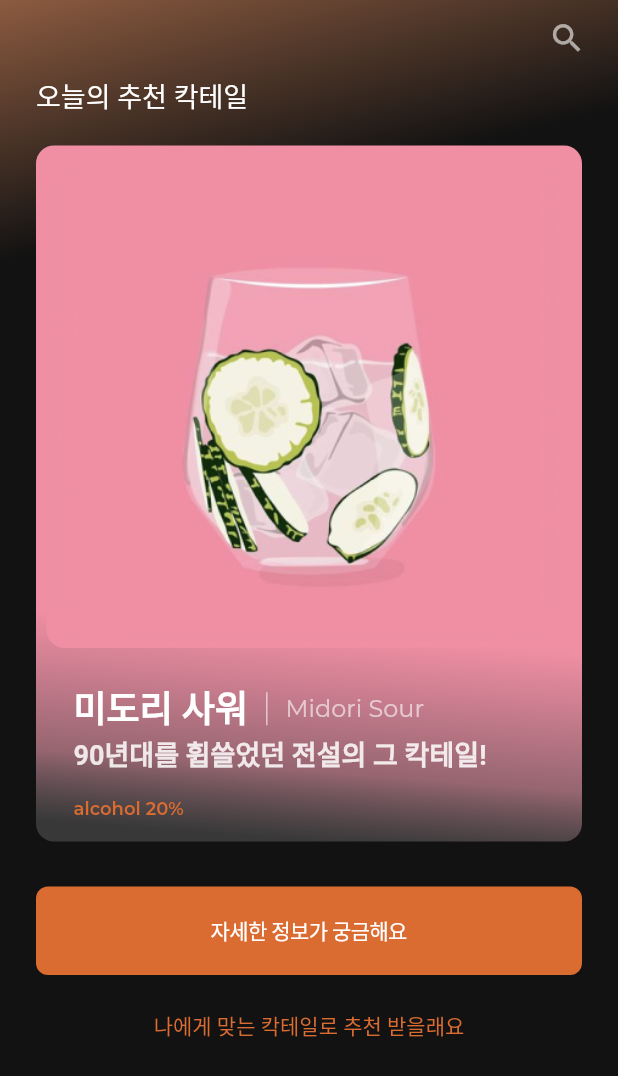
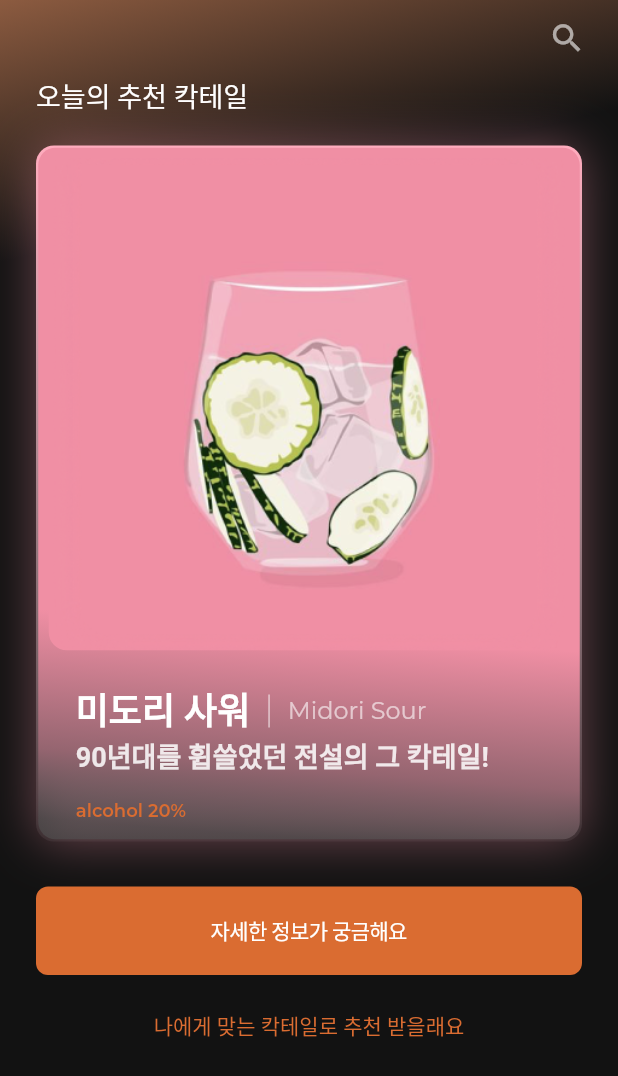
Before and after one commit to cocktail-Ohzu/Ohzu-FrontEnd, a Flutter app: the screen it shows after launch, on a phone screen of 412 x 824 dp. Shown: the top 1076 px of the screen. Run offline on Flutter 3.47's test engine with Material 2 defaults, Android fonts, the phone set to English and light mode, and no system bars.

Commit message:
개이뿐 그라데이션 border 완성 ><

```diff
--- a/lib/main.dart
+++ b/lib/main.dart
@@ -85,6 +85,23 @@ class _MyHomePageState extends State<MyHomePage> {
               /* 추천 칵테일 컨테이너 */
               Container(
                 margin: const EdgeInsets.fromLTRB(0, 10, 0, 10),
+                height: 464,
+                decoration: const BoxDecoration(
+                  gradient: LinearGradient(colors: <Color>[
+                    Color.fromRGBO(255, 172, 190, 1),
+                    Color.fromRGBO(255, 241, 244, 0.06),
+                  ],
+                    begin: Alignment.topCenter,
+                    end: Alignment.bottomCenter,),
+                  boxShadow: [
+                    BoxShadow(
+                        color: Color.fromRGBO(240, 143, 164, 0.4),
+                        blurRadius: 28)
+                  ],
+                  borderRadius: BorderRadius.all(Radius.circular(12)),
+                ),
+                child: Container(
+                  margin: const EdgeInsets.all(1.5),
                   decoration: const BoxDecoration(
                     gradient: LinearGradient(
                         begin: Alignment(0.10, 0.0),
@@ -99,9 +116,8 @@ class _MyHomePageState extends State<MyHomePage> {
                           Color(0xff956570),
                           Color.fromRGBO(82, 82, 82, 0.6)
                         ]),
-                  borderRadius: BorderRadius.all(Radius.circular(12)),
+                    borderRadius: BorderRadius.all(Radius.circular(11.5)),
                   ),
-                height: 464,
                   child: Column(
                     children: [
                       /* 추천 칵테일 이미지 */
@@ -142,7 +158,8 @@ class _MyHomePageState extends State<MyHomePage> {
                                       color: Colors.white.withOpacity(0.6),
                                       height: 22,
                                       width: 1,
-                                  margin: const EdgeInsets.fromLTRB(12, 3, 12, 0),
+                                      margin: const EdgeInsets.fromLTRB(
+                                          12, 3, 12, 0),
                                     ),
                                     Text(
                                       "Midori Sour",
@@ -154,8 +171,7 @@ class _MyHomePageState extends State<MyHomePage> {
                                         height: 1.5,
                                       ),
                                     ),
-                              ]
-                            ),
+                                  ]),
                               /* 둘째줄 */
                               Text("90년대를 휩쓸었던 전설의 그 칵테일!",
                                   style: TextStyle(
@@ -178,6 +194,7 @@ class _MyHomePageState extends State<MyHomePage> {
                             ],
                           ))
                     ],
+                  ),
                 ),
               ),
               const SizedBox(
```
Lines whose indentation alone changed are shown as unchanged.
